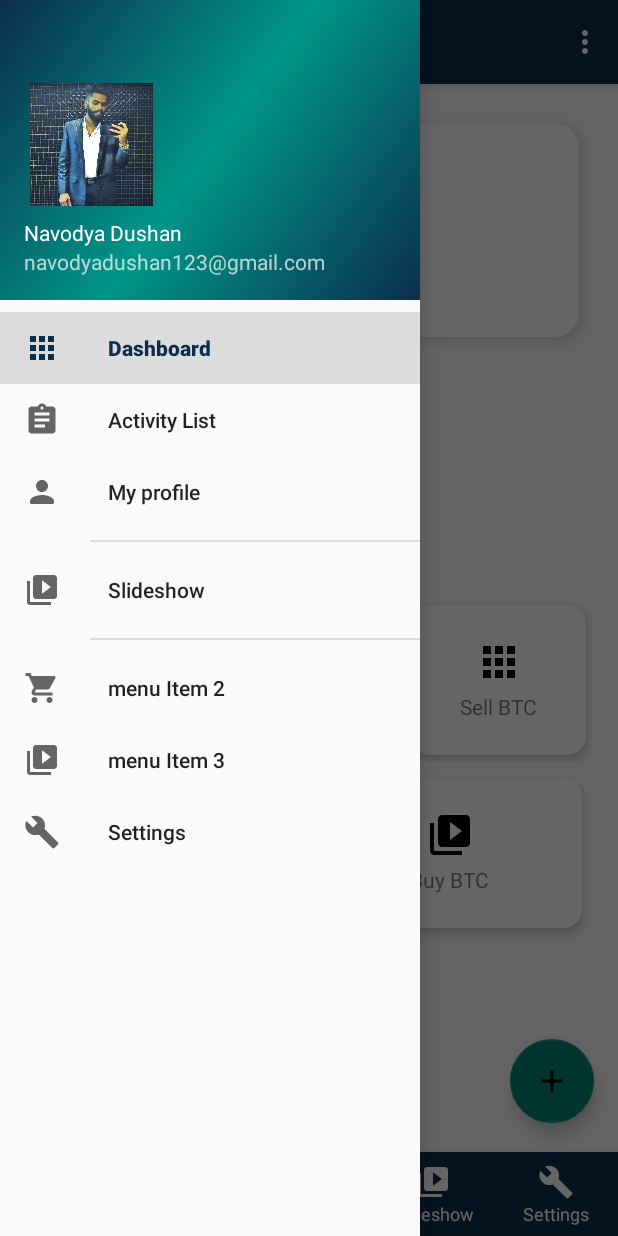
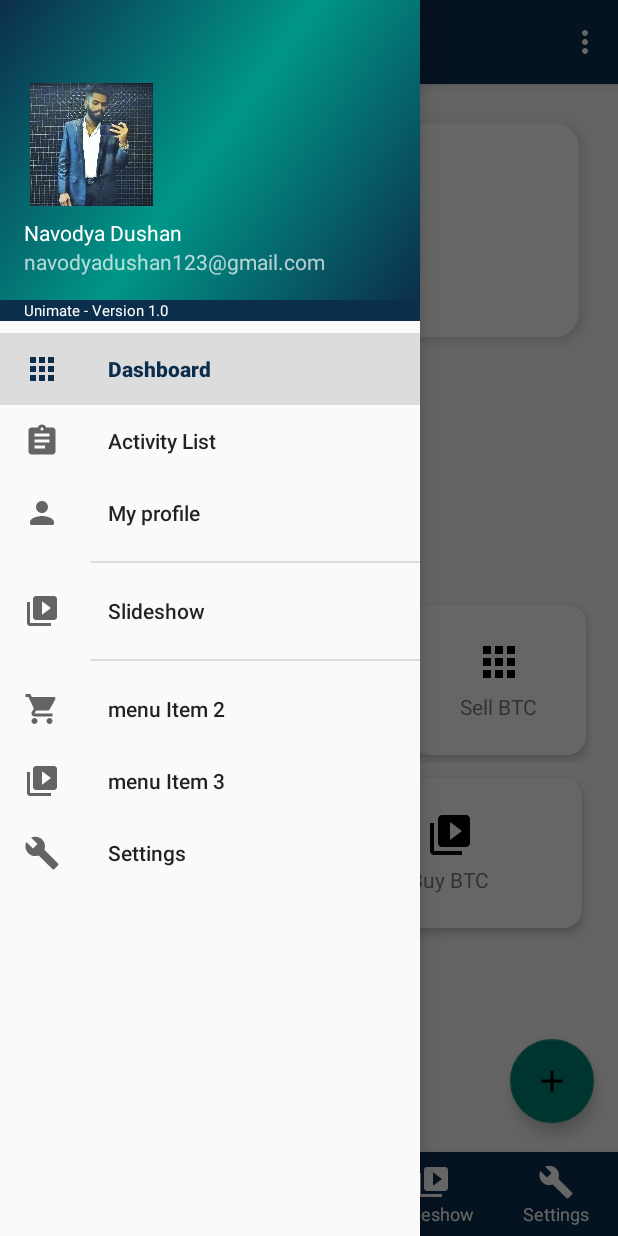
Before and after one commit to Dushan-456/UniMate-MobileApp, an Android app: the screen it shows after launch (MainActivity), with the side drawer open, on a phone screen of 412 x 824 dp. Run offline under Robolectric (Android 15) with nearby library versions, the phone set to English and light mode, and no system bars; our stand-ins replace navigation-ui.

Commit message:
Update nav_header_main.xml

```diff
--- a/app/src/main/res/layout/nav_header_main.xml
+++ b/app/src/main/res/layout/nav_header_main.xml
@@ -1,4 +1,16 @@
 <?xml version="1.0" encoding="utf-8"?>
+<LinearLayout xmlns:android="http://schemas.android.com/apk/res/android"
+    xmlns:app="http://schemas.android.com/apk/res-auto"
+    android:layout_width="match_parent"
+    android:layout_height="match_parent"
+    android:background="@color/purple_700"
+    android:gravity="top"
+
+    android:orientation="vertical"
+    app:layout_constraintCircleRadius="10dp"
+
+    android:theme="@style/ThemeOverlay.AppCompat.Dark">
+
     <LinearLayout xmlns:android="http://schemas.android.com/apk/res/android"
         xmlns:app="http://schemas.android.com/apk/res-auto"
         android:layout_width="match_parent"
@@ -33,4 +45,15 @@
             android:layout_width="wrap_content"
             android:layout_height="wrap_content"
             android:text="navodyadushan123@gmail.com" />
+
     </LinearLayout>
+
+    <TextView
+        android:id="@+id/textViewq"
+        android:layout_width="wrap_content"
+        android:layout_height="wrap_content"
+        android:paddingLeft="@dimen/activity_horizontal_margin"
+        android:text="Unimate - Version 1.0"
+        android:textColor="@color/white"
+        android:textSize="10sp" />
+</LinearLayout>
```
Lines whose indentation alone changed are shown as unchanged.
